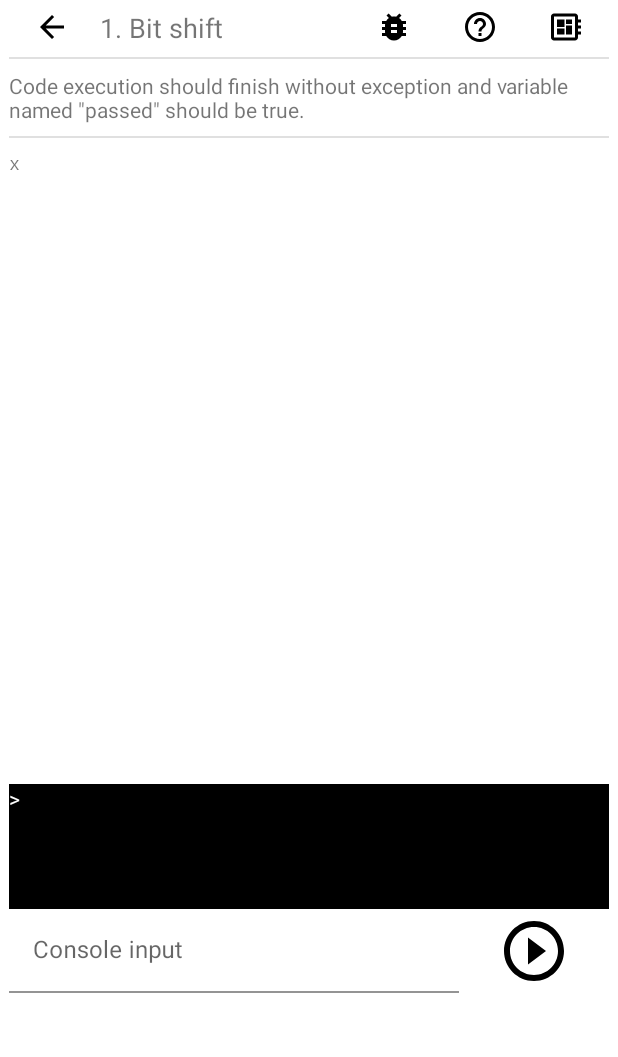
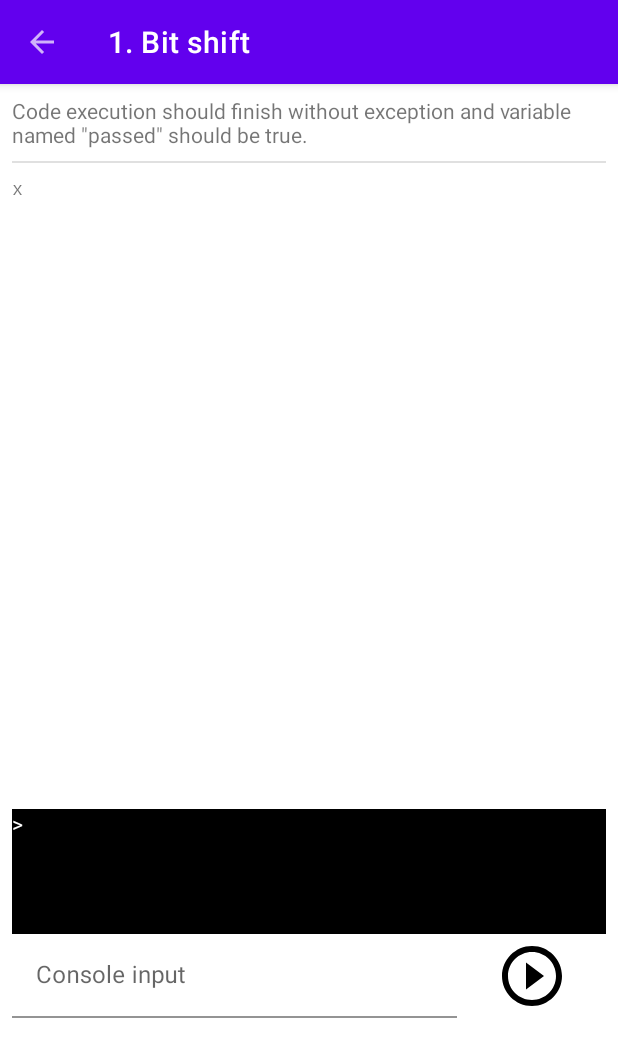
Before and after one commit to hipravin/javapuzzlesandroid, an Android app: the screen it shows after launch (MainActivity), after a tap on "1. Bit shift", on a phone screen of 412 x 824 dp. Shown: the top 1057 px of the screen. Run offline under Robolectric (Android 15) with nearby library versions, the phone set to English and light mode, and no system bars.

Commit message:
default toolbar

```diff
--- a/app/src/main/java/hipravin/javapuzzles/MainActivity.java
+++ b/app/src/main/java/hipravin/javapuzzles/MainActivity.java
@@ -1,77 +1,77 @@
 package hipravin.javapuzzles;
 
-import android.content.Context;
 import android.os.Bundle;
-import android.util.AttributeSet;
-import android.view.View;
-import android.widget.Toast;
-import androidx.annotation.NonNull;
-import androidx.annotation.Nullable;
+import android.view.MenuItem;
 import androidx.appcompat.app.AppCompatActivity;
-import androidx.cardview.widget.CardView;
+import androidx.appcompat.widget.Toolbar;
 import androidx.fragment.app.Fragment;
 import androidx.lifecycle.ViewModelProvider;
+import hipravin.javapuzzles.viewmodel.PuzzleViewModel;
+import hipravin.javapuzzles.viewmodel.ViewState;
 
 public class MainActivity extends AppCompatActivity {
+
+    private PuzzleViewModel viewModel;
 
     @Override
     protected void onCreate(Bundle savedInstanceState) {
         super.onCreate(savedInstanceState);
         setContentView(R.layout.activity_main);
 
+        Toolbar mainToolbar = findViewById(R.id.mainToolbar);
+        setSupportActionBar(mainToolbar);
+
+
         Fragment puzzleListFragment = PuzzleListFragment.newInstance("", "");
-        Fragment puzzleFragment = PuzzleFragment.newInstance("1");
-
 
         getSupportFragmentManager().beginTransaction()
                 .replace(R.id.flFragment, puzzleListFragment)
-//                .replace(R.id.flFragment, puzzleFragment)
                 .commit();
 
-        ViewModelProvider.Factory factory = new ViewModelProvider.AndroidViewModelFactory(getApplication());
-        PuzzleViewModel model = new ViewModelProvider(getViewModelStore(), factory).get(PuzzleViewModel.class);
-        model.getPuzzles().observe(this, puzzleDescriptions -> {
+        ViewModelProvider.Factory factory = ViewModelProvider.AndroidViewModelFactory.getInstance(getApplication());
+        viewModel = new ViewModelProvider(getViewModelStore(), factory).get(PuzzleViewModel.class);
 
-
-//            WebView codeWebView = (WebView)findViewById(R.id.puzzleCodeWebView);
-//            codeWebView.loadData(codeText, "text/html", null);
-//            TextView textView = (TextView)findViewById(R.id.txt1);
-//
-//            String descrs = puzzleDescriptions.stream()
-//                    .map(PuzzleDescription::getHeader)
-//                    .collect(Collectors.joining(", "));
-//
-//            textView.setText(descrs);
-            // update UI
+        viewModel.getViewState().observe(this, state -> {
+            if(state == ViewState.PUZZLE_LIST) {
+                setActionBarHome();
+            } else if(state == ViewState.PUZZLE_TASK) {
+                setActionBarPuzzle();
+            }
         });
-
-
     }
 
-    private void switchToPuzzleFragment(String puzzleId) {
-        Fragment puzzleFragment = PuzzleFragment.newInstance(puzzleId);
-
-        getSupportFragmentManager().beginTransaction()
-                .replace(R.id.flFragment, puzzleFragment)
-                .commit();
-
-
+    private void setActionBarHome() {
+        if (getSupportActionBar() != null) {
+            getSupportActionBar().setDisplayHomeAsUpEnabled(false);
+            getSupportActionBar().setTitle(R.string.app_name);
+        }
+    }
+    private void setActionBarPuzzle() {
+        if (getSupportActionBar() != null && viewModel != null) {
+            getSupportActionBar().setDisplayHomeAsUpEnabled(true);
+            if(viewModel.getPuzzleTask() != null) {
+                getSupportActionBar().setTitle(viewModel.getPuzzleTask().titleStringId());
+            }
+        }
     }
 
     @Override
-    public View onCreateView(@NonNull String name, @NonNull Context context, @NonNull AttributeSet attrs) {
-        View view = super.onCreateView(name, context, attrs);
+    public void onBackPressed() {
+        super.onBackPressed();
+        if(viewModel != null) {
+            if (viewModel.getViewState().getValue() == ViewState.PUZZLE_TASK) {
+                viewModel.setViewStatePuzzleList();
+            }
+        }
+    }
 
-        if(view == null) {
-            return view;
+    @Override
+    public boolean onOptionsItemSelected(MenuItem item) {
+        switch (item.getItemId()) {
+            case android.R.id.home:
+                this.onBackPressed();
+                break;
         }
-
-        CardView puzzle1card = view.findViewById(R.id.puzzleCard1);
-        puzzle1card.setOnClickListener(v -> {
-            Toast.makeText(getApplicationContext(),"clicked",Toast.LENGTH_SHORT).show();
-//            switchToPuzzleFragment("1");
-        });
-
-        return view;
+        return super.onOptionsItemSelected(item);
     }
 }
--- a/app/src/main/java/hipravin/javapuzzles/PuzzleFragment.java
+++ b/app/src/main/java/hipravin/javapuzzles/PuzzleFragment.java
@@ -5,9 +5,11 @@ import android.os.Bundle;
 import android.text.Spanned;
 import android.widget.ImageButton;
 import android.widget.TextView;
+import android.widget.Toast;
 import androidx.annotation.NonNull;
 import androidx.annotation.Nullable;
 import androidx.core.text.HtmlCompat;
+import androidx.fragment.app.DialogFragment;
 import androidx.fragment.app.Fragment;
 import android.view.LayoutInflater;
 import android.view.View;
@@ -56,7 +58,7 @@ public class PuzzleFragment extends Fragment {
         super.onCreate(savedInstanceState);
         if (getArguments() != null) {
             puzzleId = getArguments().getString(ARG_PUZZLE_ID);
-            puzzleTask = new PuzzleTaskRepository().getForId(Integer.parseInt(puzzleId));
+            puzzleTask = new PuzzleTaskRepository().getForId(puzzleId);
         }
     }
 
@@ -77,11 +79,8 @@ public class PuzzleFragment extends Fragment {
             loadCode(view, savedInstanceState);
             setPuzzleViewText(view);
             assignOnRunButton(view);
+//            assignHelpButton(view);
         }
-        ImageButton backButton = view.findViewById(R.id.buttonPuzzleBack);
-        backButton.setOnClickListener(v -> {
-            requireActivity().onBackPressed();
-        });
     }
 
     private void loadCode(View view, Bundle savedInstanceState) {
@@ -103,11 +102,18 @@ public class PuzzleFragment extends Fragment {
     }
 
     private void setPuzzleViewText(View view) {
-        TextView title = view.findViewById(R.id.puzzleTitle);
-        title.setText(getResources().getString(puzzleTask.titleStringId()));
         TextView header = view.findViewById(R.id.puzzleHeader);
         header.setText(getResources().getString(puzzleTask.headerStringId()));
     }
+
+//    private void assignHelpButton(View view) {
+//        ImageButton help = view.findViewById(R.id.buttonPuzzleHelp);
+//
+//        help.setOnClickListener(v -> {
+//            DialogFragment dialog = new PuzzleHelpDialogFragment(puzzleTask.promptStringId());
+//            dialog.show(getFragmentManager(), "PuzzleHelpDialogTag");
+//        });
+//    }
 
     private void assignOnRunButton(View view) {
         ImageButton runButton = view.findViewById(R.id.runPuzzleButton);
@@ -120,6 +126,7 @@ public class PuzzleFragment extends Fragment {
                             ? consoleInput.getText().toString()
                             : "");
             PuzzleInvocationResult puzzleInvocationResult = puzzleTask.run(puzzleInput);
+            Toast.makeText(getContext(),puzzleInvocationResult.isPassed() ? "passed" : "failed",Toast.LENGTH_SHORT).show();
 
             consoleTextView.setText("");
             String consoleOut = puzzleInvocationResult.getOutput().stream()
--- a/app/src/main/java/hipravin/javapuzzles/PuzzleListFragment.java
+++ b/app/src/main/java/hipravin/javapuzzles/PuzzleListFragment.java
@@ -1,7 +1,6 @@
 package hipravin.javapuzzles;
 
 import android.os.Bundle;
-import android.widget.Toast;
 import androidx.annotation.NonNull;
 import androidx.annotation.Nullable;
 import androidx.cardview.widget.CardView;
@@ -9,6 +8,10 @@ import androidx.fragment.app.Fragment;
 import android.view.LayoutInflater;
 import android.view.View;
 import android.view.ViewGroup;
+import androidx.lifecycle.ViewModelProvider;
+import hipravin.javapuzzles.puzzles.PuzzleTask;
+import hipravin.javapuzzles.puzzles.PuzzleTaskRepository;
+import hipravin.javapuzzles.viewmodel.PuzzleViewModel;
 
 
 public class PuzzleListFragment extends Fragment {
@@ -55,7 +58,6 @@ public class PuzzleListFragment extends Fragment {
 
         CardView puzzle1card = view.findViewById(R.id.puzzleCard1);
         puzzle1card.setOnClickListener(v -> {
-//            Toast.makeText(view.getContext().getApplicationContext(),"clicked",Toast.LENGTH_SHORT).show();
             switchToPuzzleFragment("1");
         });
     }
@@ -69,6 +71,14 @@ public class PuzzleListFragment extends Fragment {
                     .addToBackStack(null)
                     .commit();
 
+            ViewModelProvider.Factory factory = ViewModelProvider.AndroidViewModelFactory
+                    .getInstance(requireActivity().getApplication());
+            PuzzleViewModel model = new ViewModelProvider(requireActivity().getViewModelStore(), factory).get(PuzzleViewModel.class);
+
+            PuzzleTask puzzleTask = new PuzzleTaskRepository().getForId(puzzleId);
+
+            model.setViewStatePuzzle(puzzleId, puzzleTask);
+
         }
     }
 }
--- a/app/src/main/java/hipravin/javapuzzles/PuzzleViewModel.java
+++ /dev/null
@@ -1,50 +0,0 @@
-package hipravin.javapuzzles;
-
-import androidx.lifecycle.LiveData;
-import androidx.lifecycle.MutableLiveData;
-import androidx.lifecycle.ViewModel;
-import hipravin.javapuzzles.puzzles.PuzzleTask;
-import hipravin.javapuzzles.puzzles.PuzzleTaskRepository;
-
-import java.util.ArrayList;
-import java.util.List;
-
-public class PuzzleViewModel extends ViewModel {
-    private MutableLiveData<List<PuzzleDescription>> puzzles;
-    private String activePuzzleId = null;
-
-    public LiveData<List<PuzzleDescription>> getPuzzles() {
-        if (puzzles == null) {
-            puzzles = new MutableLiveData<>();
-            loadPuzzles();
-        }
-        return puzzles;
-    }
-
-    private void loadPuzzles() {
-        puzzles.postValue(allPuzzles());
-    }
-
-    private static List<PuzzleDescription> allPuzzles() {
-        List<PuzzleDescription> puzzles = new ArrayList<>();
-        PuzzleTaskRepository puzzleTaskRepository = new PuzzleTaskRepository();
-
-        puzzles.add(ofPuzzleId(puzzleTaskRepository,"1"));
-
-        return puzzles;
-    }
-
-    private static PuzzleDescription ofPuzzleId(PuzzleTaskRepository puzzleTaskRepository, String puzzleId) {
-        PuzzleTask puzzleTask = puzzleTaskRepository.getForId(puzzleId);
-
-        return new PuzzleDescription(puzzleId, puzzleTask.titleStringId());
-    }
-
-    public String getActivePuzzleId() {
-        return activePuzzleId;
-    }
-
-    public void setActivePuzzleId(String activePuzzleId) {
-        this.activePuzzleId = activePuzzleId;
-    }
-}
--- a/app/src/main/java/hipravin/javapuzzles/puzzles/PuzzleTaskAbstract.java
+++ b/app/src/main/java/hipravin/javapuzzles/puzzles/PuzzleTaskAbstract.java
@@ -49,6 +49,7 @@ public abstract class PuzzleTaskAbstract implements PuzzleTask {
     public PuzzleInvocationResult run(PuzzleInput puzzleInput) {
         List<String> output = new ArrayList<>();
         try {
+            output.add(puzzleInput.getInput());
             PuzzleInvocationResult pir = runInternal(puzzleInput, output);
             if(pir.passed) {
                 output.add("passed");
--- a/app/src/main/java/hipravin/javapuzzles/puzzles/impl/Puzzle1LongShift.java
+++ b/app/src/main/java/hipravin/javapuzzles/puzzles/impl/Puzzle1LongShift.java
@@ -10,7 +10,7 @@ import java.util.List;
 public class Puzzle1LongShift extends PuzzleTaskAbstract {
     public Puzzle1LongShift() {
         super(R.string.puzzle1title, R.string.commonTaskDescription,
-                R.raw.puzzlecode1, 0, 0);
+                R.raw.puzzlecode1, R.string.puzzle1prompt, 0);
     }
 
     @Override
--- /dev/null
+++ b/app/src/main/java/hipravin/javapuzzles/viewmodel/PuzzleViewModel.java
@@ -0,0 +1,45 @@
+package hipravin.javapuzzles.viewmodel;
+
+import androidx.lifecycle.LiveData;
+import androidx.lifecycle.MutableLiveData;
+import androidx.lifecycle.ViewModel;
+import hipravin.javapuzzles.PuzzleDescription;
+import hipravin.javapuzzles.puzzles.PuzzleTask;
+import hipravin.javapuzzles.puzzles.PuzzleTaskRepository;
+
+import java.util.ArrayList;
+import java.util.List;
+
+public class PuzzleViewModel extends ViewModel {
+    private MutableLiveData<ViewState> viewState;
+    private String puzzleId;
+    private PuzzleTask puzzleTask;
+
+    public synchronized LiveData<ViewState> getViewState() {
+        if (viewState == null) {
+            viewState = new MutableLiveData<>();
+            viewState.postValue(ViewState.PUZZLE_LIST);
+        }
+        return viewState;
+    }
+
+    public synchronized void setViewStatePuzzleList() {
+        this.puzzleId = null;
+        this.puzzleTask = null;
+        viewState.postValue(ViewState.PUZZLE_LIST);
+    }
+
+    public synchronized void setViewStatePuzzle(String puzzleId, PuzzleTask puzzleTask) {
+        this.puzzleId = puzzleId;
+        this.puzzleTask = puzzleTask;
+        viewState.postValue(ViewState.PUZZLE_TASK);
+    }
+
+    public synchronized String getPuzzleId() {
+        return puzzleId;
+    }
+
+    public synchronized PuzzleTask getPuzzleTask() {
+        return puzzleTask;
+    }
+}
--- /dev/null
+++ b/app/src/main/java/hipravin/javapuzzles/viewmodel/ViewState.java
@@ -0,0 +1,8 @@
+package hipravin.javapuzzles.viewmodel;
+
+import hipravin.javapuzzles.puzzles.PuzzleTask;
+
+public enum ViewState {
+    PUZZLE_LIST,
+    PUZZLE_TASK
+}
--- a/app/src/main/res/layout/activity_main.xml
+++ b/app/src/main/res/layout/activity_main.xml
@@ -1,17 +1,39 @@
 <?xml version="1.0" encoding="utf-8"?>
-<ScrollView
+
+<androidx.constraintlayout.widget.ConstraintLayout
         xmlns:android="http://schemas.android.com/apk/res/android"
         xmlns:tools="http://schemas.android.com/tools"
         xmlns:app="http://schemas.android.com/apk/res-auto"
         android:layout_width="match_parent"
         android:layout_height="match_parent"
-        android:padding="6dp"
         tools:context=".MainActivity">
+
+    <LinearLayout android:layout_width="match_parent"
+                  android:layout_height="match_parent"
+                  android:orientation="vertical"
+                  app:layout_constraintTop_toTopOf="parent">
+        <androidx.appcompat.widget.Toolbar
+                android:id="@+id/mainToolbar"
+                android:layout_width="match_parent"
+                android:layout_height="?attr/actionBarSize"
+                android:background="?attr/colorPrimary"
+                android:elevation="4dp"
+                android:theme="@style/ThemeOverlay.AppCompat.Dark"
+                app:popupTheme="@style/ThemeOverlay.AppCompat.Dark"/>
+
+        <ScrollView
+                android:layout_width="match_parent"
+                android:layout_height="match_parent"
+                android:paddingLeft="@dimen/divider_padding"
+                android:paddingRight="@dimen/divider_padding"
+                android:id="@+id/scrollView2">
             <FrameLayout
                     android:id="@+id/flFragment"
                     android:layout_width="match_parent" android:layout_height="0dp"
-                 app:layout_constraintBottom_toBottomOf="parent" app:layout_constraintTop_toTopOf="parent"
                     app:layout_constraintHorizontal_bias="0.5">
 
             </FrameLayout>
         </ScrollView>
+    </LinearLayout>
+
+</androidx.constraintlayout.widget.ConstraintLayout>
--- a/app/src/main/res/layout/fragment_puzzle.xml
+++ b/app/src/main/res/layout/fragment_puzzle.xml
@@ -10,59 +10,59 @@
             android:layout_width="match_parent"
             android:layout_height="match_parent" android:id="@+id/linearLayout">
 
-        <LinearLayout
-                android:layout_width="match_parent"
-                android:layout_height="wrap_content"
-                android:paddingBottom="@dimen/divider_padding"
-                app:layout_constraintEnd_toEndOf="parent"
-                app:layout_constraintTop_toTopOf="@+id/linearLayout">
-            <ImageButton
-                    android:id="@+id/buttonPuzzleBack"
-                    android:src="@drawable/baseline_arrow_back_black_24dp"
-                    android:background="@color/white"
-                    android:layout_width="0dp"
-                    android:layout_gravity="start"
-                    android:layout_height="wrap_content"
-                    android:layout_weight="1"/>
+<!--        <LinearLayout-->
+<!--                android:layout_width="match_parent"-->
+<!--                android:layout_height="wrap_content"-->
+<!--                android:paddingBottom="@dimen/divider_padding"-->
+<!--                app:layout_constraintEnd_toEndOf="parent"-->
+<!--                app:layout_constraintTop_toTopOf="@+id/linearLayout">-->
+<!--            <ImageButton-->
+<!--                    android:id="@+id/buttonPuzzleBack"-->
+<!--                    android:src="@drawable/baseline_arrow_back_black_24dp"-->
+<!--                    android:background="@color/white"-->
+<!--                    android:layout_width="0dp"-->
+<!--                    android:layout_gravity="start"-->
+<!--                    android:layout_height="wrap_content"-->
+<!--                    android:layout_weight="1"/>-->
 
-            <TextView
-                      android:id="@+id/puzzleTitle"
-                      android:layout_width="0dp"
-                      android:layout_height="match_parent"
-                      android:layout_weight="3"
-                      android:gravity="center_vertical|start"
-                      android:textSize="18sp"
-                      android:paddingLeft="4dp"
-                      android:text="1."
-                      android:layout_gravity="start"/>
-            <ImageButton
-                    android:id="@+id/buttonEnableDebug"
-                    android:src="@drawable/baseline_bug_report_black_24dp"
-                    android:layout_width="0dp"
-                    android:layout_gravity="end"
-                    android:background="@color/white"
-                    android:layout_height="wrap_content"
-                    android:layout_weight="1"/>
-            <ImageButton
-                    android:id="@+id/buttonPuzzleHelp"
-                    android:src="@drawable/baseline_help_outline_black_24dp"
-                    android:layout_width="0dp"
-                    android:background="@color/white"
-                    android:layout_gravity="end"
-                    android:layout_height="wrap_content"
-                    android:layout_weight="1"/>
-            <ImageButton
-                    android:id="@+id/buttonSeeSolution"
-                    android:src="@drawable/baseline_developer_board_black_24dp"
-                    android:background="@color/white"
-                    android:layout_width="0dp"
-                    android:layout_gravity="end"
-                    android:layout_height="wrap_content"
-                    android:layout_weight="1"/>
+<!--            <TextView-->
+<!--                      android:id="@+id/puzzleTitle"-->
+<!--                      android:layout_width="0dp"-->
+<!--                      android:layout_height="match_parent"-->
+<!--                      android:layout_weight="3"-->
+<!--                      android:gravity="center_vertical|start"-->
+<!--                      android:textSize="18sp"-->
+<!--                      android:paddingLeft="4dp"-->
+<!--                      android:text="1."-->
+<!--                      android:layout_gravity="start"/>-->
+<!--            <ImageButton-->
+<!--                    android:id="@+id/buttonEnableDebug"-->
+<!--                    android:src="@drawable/baseline_bug_report_black_24dp"-->
+<!--                    android:layout_width="0dp"-->
+<!--                    android:layout_gravity="end"-->
+<!--                    android:background="@color/white"-->
+<!--                    android:layout_height="wrap_content"-->
+<!--                    android:layout_weight="1"/>-->
+<!--            <ImageButton-->
+<!--                    android:id="@+id/buttonPuzzleHelp"-->
+<!--                    android:src="@drawable/baseline_help_outline_black_24dp"-->
+<!--                    android:layout_width="0dp"-->
+<!--                    android:background="@color/white"-->
+<!--                    android:layout_gravity="end"-->
+<!--                    android:layout_height="wrap_content"-->
+<!--                    android:layout_weight="1"/>-->
+<!--            <ImageButton-->
+<!--                    android:id="@+id/buttonSeeSolution"-->
+<!--                    android:src="@drawable/baseline_developer_board_black_24dp"-->
+<!--                    android:background="@color/white"-->
+<!--                    android:layout_width="0dp"-->
+<!--                    android:layout_gravity="end"-->
+<!--                    android:layout_height="wrap_content"-->
+<!--                    android:layout_weight="1"/>-->
 
 
-        </LinearLayout>
-        <View style="@style/Divider"/>
+<!--        </LinearLayout>-->
+<!--        <View style="@style/Divider"/>-->
         <LinearLayout
                 android:layout_width="match_parent"
                 android:layout_height="wrap_content">
--- a/app/src/main/res/values-night/themes.xml
+++ /dev/null
@@ -1,16 +0,0 @@
-<resources xmlns:tools="http://schemas.android.com/tools">
-    <!-- Base application theme. -->
-    <style name="Theme.JavaPuzzles" parent="Theme.MaterialComponents.DayNight.NoActionBar">
-        <!-- Primary brand color. -->
-        <item name="colorPrimary">@color/purple_200</item>
-        <item name="colorPrimaryVariant">@color/purple_700</item>
-        <item name="colorOnPrimary">@color/black</item>
-        <!-- Secondary brand color. -->
-        <item name="colorSecondary">@color/teal_200</item>
-        <item name="colorSecondaryVariant">@color/teal_200</item>
-        <item name="colorOnSecondary">@color/black</item>
-        <!-- Status bar color. -->
-        <item name="android:statusBarColor" tools:targetApi="l">?attr/colorPrimaryVariant</item>
-        <!-- Customize your theme here. -->
-    </style>
-</resources>
```
Also changed, not shown: app/src/main/java/hipravin/javapuzzles/PuzzleHelpDialogFragment.java (added, +35 -0 lines), app/src/main/java/hipravin/javapuzzles/puzzles/PuzzleMetadata.java (added, +51 -0 lines), 1 other file. Lines whose indentation alone changed are shown as unchanged.
